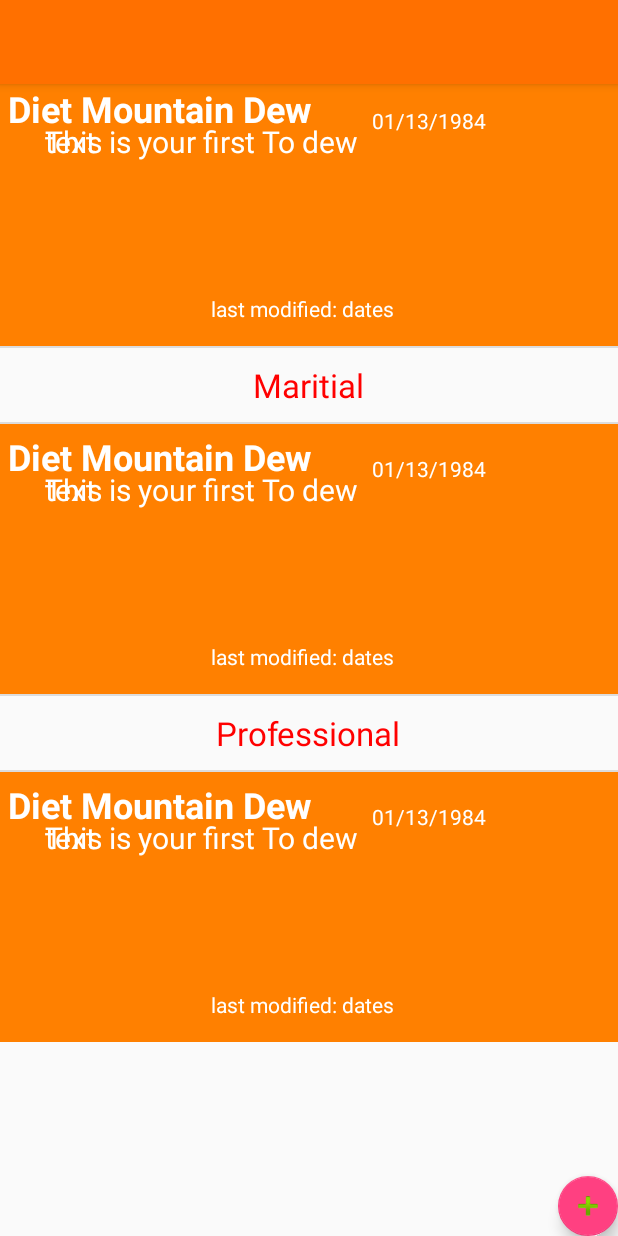
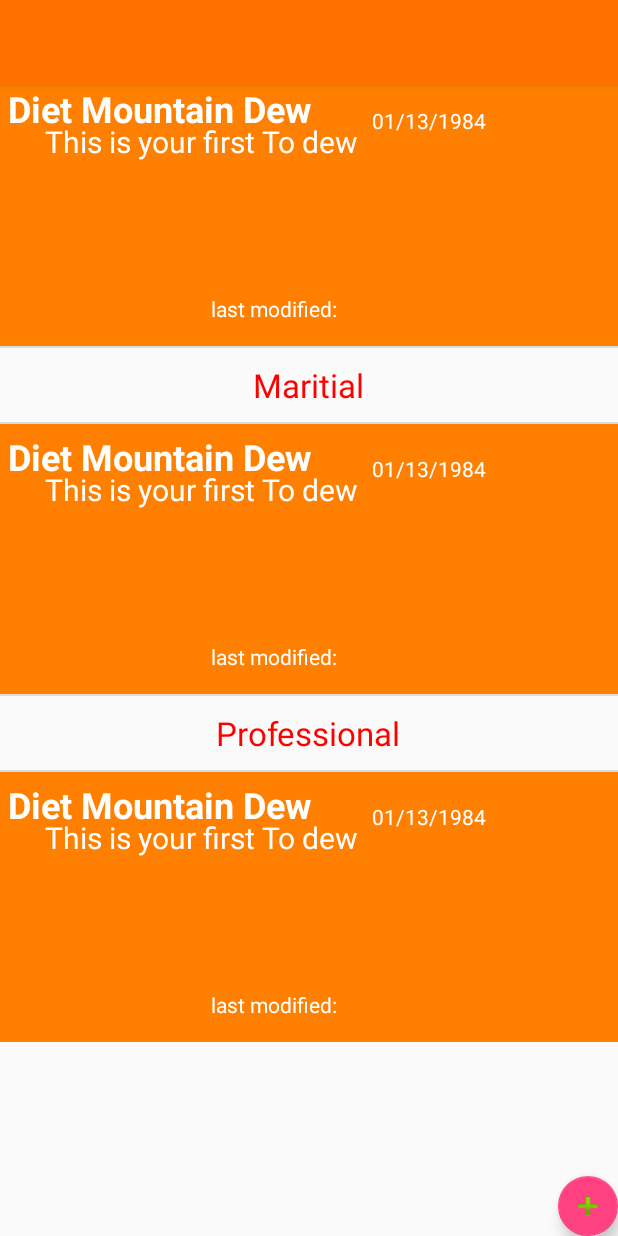
Before and after one commit to evbrosi/ToDewList, an Android app: the screen it shows after launch (MainActivity), on a phone screen of 412 x 824 dp. Run offline under Robolectric (Android 15) with nearby library versions, the phone set to English and light mode, and no system bars.

```diff
--- a/app/src/main/res/layout/card_of_todo.xml
+++ b/app/src/main/res/layout/card_of_todo.xml
@@ -8,7 +8,6 @@
         android:layout_width="match_parent"
         android:layout_height="100dp"
         android:textAppearance="?android:attr/textAppearanceMedium"
-        android:text="title"
         android:textColor="#ffffff"
         android:id="@+id/todo_title"
         android:layout_alignParentTop="true"
@@ -23,7 +22,6 @@
         android:layout_width="wrap_content"
         android:layout_height="100dp"
         android:textAppearance="?android:attr/textAppearanceSmall"
-        android:text="date due"
         android:padding="20dp"
         android:id="@+id/todo_due_date"
         android:textColor="#ffffff"
@@ -35,7 +33,6 @@
         android:layout_width="match_parent"
         android:layout_height="100dp"
         android:textAppearance="?android:attr/textAppearanceSmall"
-        android:text="text"
         android:padding="30dp"
         android:id="@+id/todo_text"
         android:textColor="#ffffff"
@@ -48,7 +45,6 @@
         android:layout_width="match_parent"
         android:layout_height="100dp"
         android:textAppearance="?android:attr/textAppearanceSmall"
-        android:text="text"
         android:padding="30dp"
         android:id="@+id/todo_category"
         android:textColor="#ffffff"
@@ -61,7 +57,6 @@
         android:layout_width="wrap_content"
         android:layout_height="100dp"
         android:textAppearance="?android:attr/textAppearanceSmall"
-        android:text="dates"
         android:id="@+id/todo_date"
         android:textColor="#ffffff"
         android:layout_alignParentBottom="true"
```
Also changed, not shown: app/src/main/java/com/example/mtndew3/MainActivity.java (+19 -43 lines).
